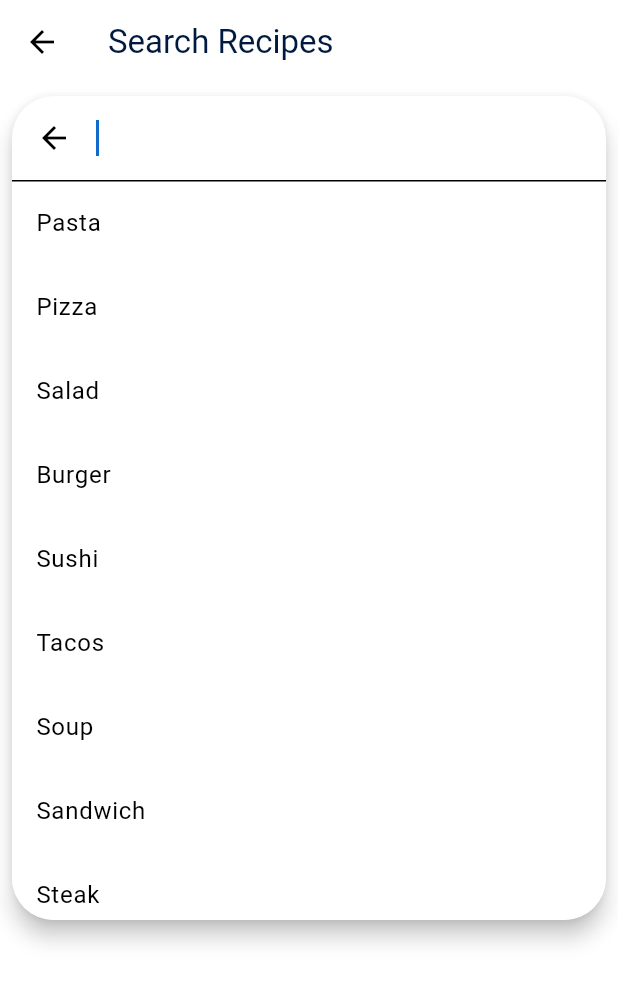
After one commit to Omareloo/Meal-App, a Flutter app: the SearchScreen screen opened directly, after a tap on "Search Recipes", on a phone screen of 412 x 824 dp. The commit adds this screen. Shown: the top 983 px of the screen. Run offline on Flutter 3.47's test engine with Material 3 defaults, Android fonts, the phone set to English and light mode, and no system bars; our stand-ins replace bloc, cloud_firestore, connectivity_plus, either_dart, email_validator, equatable and 12 more; accounts and stored records are empty; network calls fail; Roboto replaces fonts that are missing (cairo).

Commit message:
finish search_screen_ui

```diff
--- a/lib/features/home/presentation/pages/home_screen.dart
+++ b/lib/features/home/presentation/pages/home_screen.dart
@@ -2,37 +2,29 @@ import 'package:flutter/material.dart';
 import 'package:flutter_screenutil/flutter_screenutil.dart';
 
 import 'package:meal_ware/features/home/presentation/widgets/addingre.dart';
+import 'package:meal_ware/features/home/presentation/widgets/searchBar.dart';
 import 'package:meal_ware/features/home/presentation/widgets/topRecipeBar.dart';
 
 import '../../../../config/style/app_color.dart';
 import '../../../fav/presentation/widget/recipeItem.dart';
-
-
-
-
-
-
-
+import '../../../search/presentation/pages/search_screen.dart';
 class HomeScreen extends StatelessWidget {
   @override
   Widget build(BuildContext context) {
     return Scaffold(
       backgroundColor: AppColor.white,
-
       body: Padding(
         padding: EdgeInsets.symmetric(vertical: 10.h, horizontal: 16.w),
-
-
-
         child: SingleChildScrollView(
           child: Column(
             crossAxisAlignment: CrossAxisAlignment.end,
             children: [
 
-              SearchBar(),
-
+              SearchSection(onTap: () {   Navigator.push(
+                context,
+                MaterialPageRoute(builder: (context) => SearchScreen()),
+              );},),
                   AddIngredianteBuuton(),
-
               TopRecipeBar(),
               RecipeItem(
                 image:
@@ -46,8 +38,6 @@ class HomeScreen extends StatelessWidget {
           ),
         ),
       ),
-
-
     );
   }
 }
--- a/lib/features/home/presentation/widgets/searchBar.dart
+++ b/lib/features/home/presentation/widgets/searchBar.dart
@@ -1,18 +1,13 @@
 import 'package:flutter/material.dart';
 import 'package:flutter_screenutil/flutter_screenutil.dart';
 import 'package:meal_ware/features/filter/presentation/pages/filter_screen.dart';
-
-
 import '../../../../config/style/app_color.dart';
-
-
-
-
-
-
+import '../../../search/presentation/pages/search_screen.dart';
 
 class SearchSection extends StatefulWidget {
-  const SearchSection({super.key});
+  final VoidCallback onTap;
+
+  const SearchSection({super.key, required this.onTap});
 
   @override
   State<SearchSection> createState() => _SearchSectionState();
@@ -27,11 +22,11 @@ class _SearchSectionState extends State<SearchSection> {
       width: double.infinity,
       height: 50.h,
       decoration: BoxDecoration(
-          border: Border.all(color: AppColor.grey,width: 1.4.w),
-          borderRadius: BorderRadius.circular(10.r)
+        border: Border.all(color: AppColor.grey, width: 1.4.w),
+        borderRadius: BorderRadius.circular(10.r),
       ),
       child: Padding(
-        padding:EdgeInsets.symmetric(vertical: 8.h,horizontal: 8.w),
+        padding: EdgeInsets.symmetric(vertical: 8.h, horizontal: 8.w),
         child: Row(
           children: [
             Icon(
@@ -39,29 +34,25 @@ class _SearchSectionState extends State<SearchSection> {
               color: AppColor.black,
               size: 24.sp,
             ),
-            SizedBox(width: 10.w,),
+            SizedBox(width: 10.w),
             InkWell(
-              onTap: (){},
+              onTap: widget.onTap,
               child: Text(
                 "Search Recipes",
                 style: TextStyle(
                   color: AppColor.grey,
                   fontSize: 15.sp,
-                    fontWeight: FontWeight.bold
+                  fontWeight: FontWeight.bold,
                 ),
               ),
             ),
             Spacer(),
-
-
             IconButton(
               onPressed: _showFilterSheet,
               icon: ImageIcon(
                 AssetImage("assets/icons/filter.png"),
-                color: _isPressed?AppColor.backGround:AppColor.grey,
-
+                color: _isPressed ? AppColor.backGround : AppColor.grey,
               ),
-
             )
           ],
         ),
@@ -69,13 +60,11 @@ class _SearchSectionState extends State<SearchSection> {
     );
   }
 
-
   _showFilterSheet() {
-
     showModalBottomSheet(
       isScrollControlled: true,
-        context: context
-        , builder:(context)=> FilterScreen(),
+      context: context,
+      builder: (context) => FilterScreen(),
       shape: RoundedRectangleBorder(
         borderRadius: BorderRadius.vertical(top: Radius.circular(20.r)),
       ),
@@ -84,6 +73,4 @@ setState(() {
       _isPressed = !_isPressed;
     });
   }
-
-
 }
--- /dev/null
+++ b/lib/features/search/presentation/pages/search_screen.dart
@@ -0,0 +1,73 @@
+import 'package:flutter/material.dart';
+import 'package:meal_ware/config/style/app_color.dart';
+import 'package:meal_ware/features/home/presentation/widgets/searchBar.dart';
+
+class SearchScreen extends StatefulWidget {
+  const SearchScreen({super.key});
+
+  @override
+  _SearchScreenState createState() => _SearchScreenState();
+}
+
+class _SearchScreenState extends State<SearchScreen> {
+  final SearchController _searchController = SearchController();
+
+  List<String> searchResults = [
+    "Pasta",
+    "Pizza",
+    "Salad",
+    "Burger",
+    "Sushi",
+    "Tacos",
+    "Soup",
+    "Sandwich",
+    "Steak",
+    "Pancakes",
+  ];
+
+  @override
+  Widget build(BuildContext context) {
+    return Scaffold(
+      backgroundColor: Colors.white,
+      appBar: AppBar(
+        title: Text(
+          "Search Recipes",
+          style: TextStyle(color: AppColor.backGround),
+        ),
+        backgroundColor: Colors.white,
+      ),
+      body: Padding(
+        padding: const EdgeInsets.all(8.0),
+        child: SearchAnchor(
+          viewBackgroundColor: Colors.white,
+          isFullScreen: false,
+          searchController: _searchController,
+          builder: (BuildContext context, SearchController controller) {
+            return SearchSection(
+              onTap: () {
+                controller.openView();
+              },
+            );
+          },
+          suggestionsBuilder: (
+            BuildContext context,
+            SearchController controller,
+          ) {
+            return searchResults
+                .where(
+                  (e) =>
+                      controller.text.isEmpty ||
+                      e.toLowerCase().contains(controller.text.toLowerCase()),
+                )
+                .map(
+                  (e) => Container(
+                    color: Colors.white,
+                    child: ListTile(title: Text(e)),
+                  ),
+                );
+          },
+        ),
+      ),
+    );
+  }
+}
```
Lines whose indentation alone changed are shown as unchanged.
